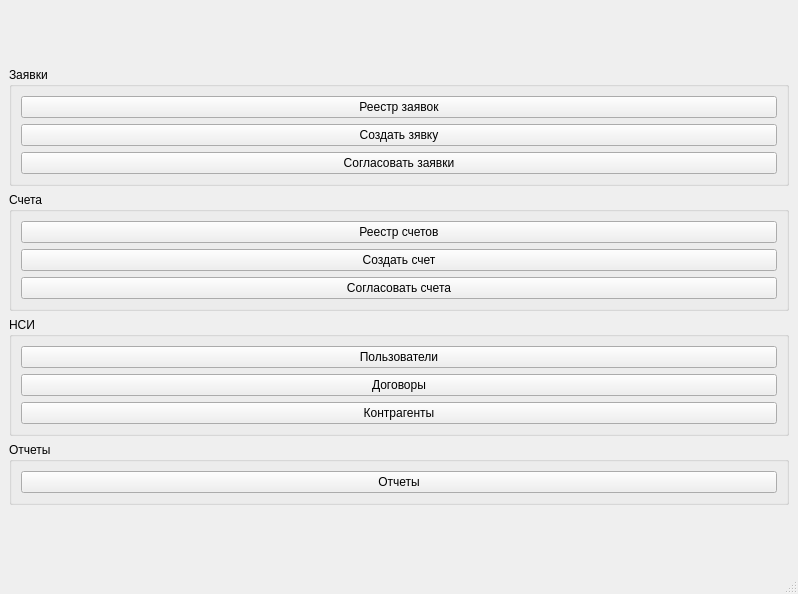
This is interfaces/mainwindow.ui in RichCake/Kursovoj-proekt-Karpov-313IS as Qt 5 draws it before an edit. The edited form follows.
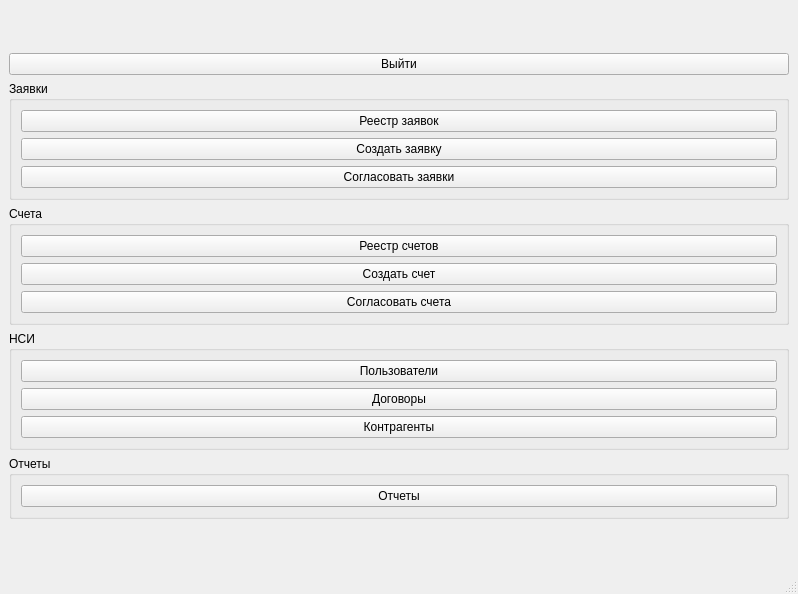
This is the edited form.

What changed in the file:
```diff
--- a/interfaces/mainwindow.ui
+++ b/interfaces/mainwindow.ui
@@ -37,6 +37,13 @@
      <layout class="QHBoxLayout" name="horizontalLayout">
       <item>
        <layout class="QVBoxLayout" name="verticalLayout">
+        <item>
+         <widget class="QPushButton" name="exit_btn">
+          <property name="text">
+           <string>Выйти</string>
+          </property>
+         </widget>
+        </item>
         <item>
          <widget class="QGroupBox" name="groupBox_2">
           <property name="sizePolicy">
@@ -48,6 +55,9 @@
           <property name="mouseTracking">
            <bool>false</bool>
           </property>
+          <property name="styleSheet">
+           <string notr="true"/>
+          </property>
           <property name="title">
            <string>Заявки</string>
           </property>
@@ -68,7 +78,7 @@
            <item>
             <widget class="QPushButton" name="create_request_btn">
              <property name="text">
-              <string>Создать зявку</string>
+              <string>Создать заявку</string>
              </property>
             </widget>
            </item>
```
